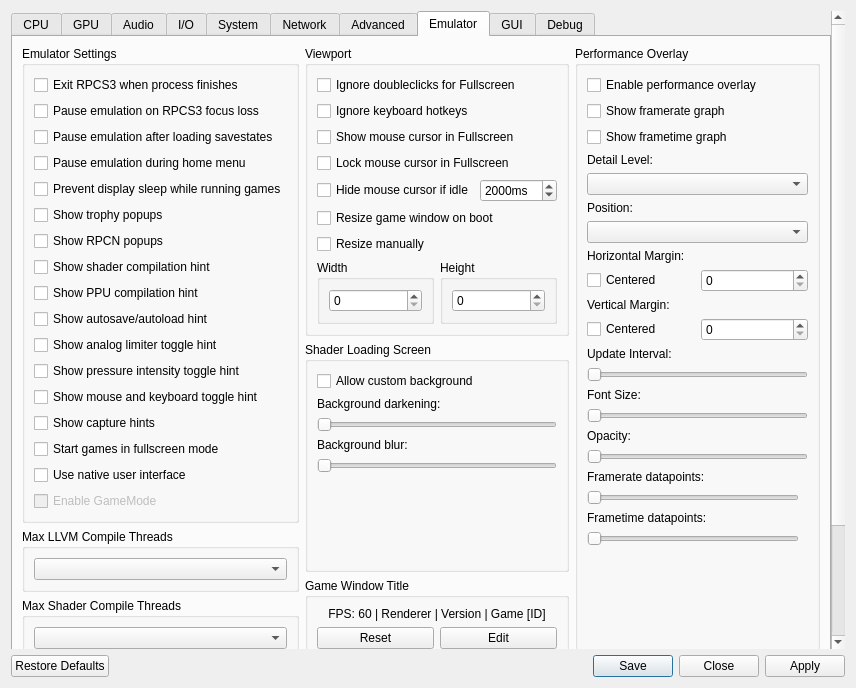
Before: the Qt Designer form rpcs3/rpcs3qt/settings_dialog.ui in RPCS3/rpcs3, drawn with Qt 5.
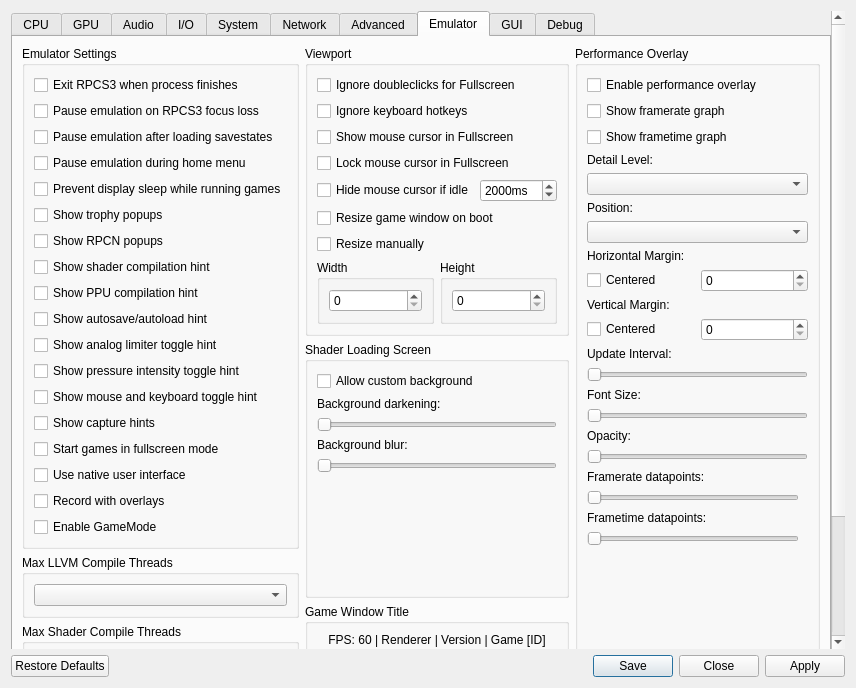
After: the same form once the commit is applied. The open tabs and pages were chosen to show the change. Icons and pictures are not drawn.

Commit message: overlays: add record with overlays setting to settings dialog

```diff
--- a/rpcs3/rpcs3qt/settings_dialog.ui
+++ b/rpcs3/rpcs3qt/settings_dialog.ui
@@ -3067,14 +3067,15 @@
                  </property>
                 </widget>
                </item>
+               <item>
+                <widget class="QCheckBox" name="recordWithOverlays">
+                 <property name="text">
+                  <string>Record with overlays</string>
+                 </property>
+                </widget>
+               </item>
                <item>
                 <widget class="QCheckBox" name="enableGamemode">
-                 <property name="enabled">
-                  <bool>false</bool>
-                 </property>
-                 <property name="visible">
-                  <bool>false</bool>
-                 </property>
                  <property name="text">
                   <string>Enable GameMode</string>
                  </property>
```
The commit also changes 3 other files.
